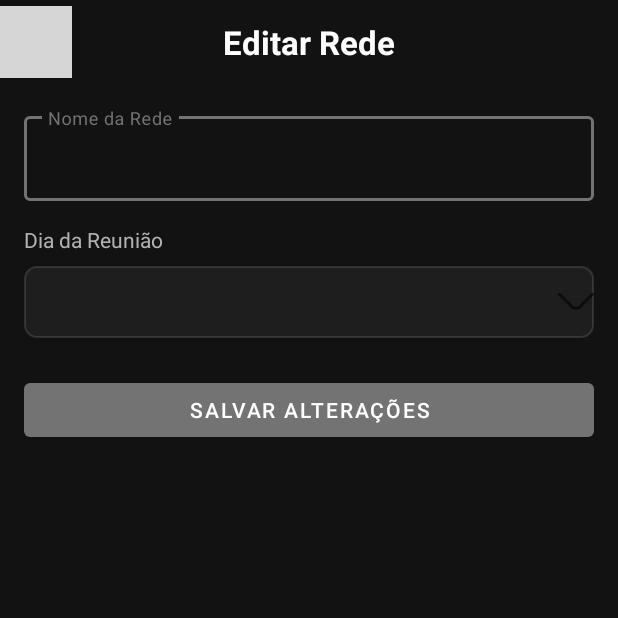
After one commit to artgomest/IBF_APP, an Android app: the EditarRedeActivity screen opened directly, with no data from a screen before it, on a phone screen of 412 x 824 dp, the top half of it. The commit adds this screen. Run offline under Robolectric (Android 15) with nearby library versions, the phone set to English and light mode, and no system bars; our stand-ins replace Firebase (no records; nobody signed in at launch, a user with empty details on screens opened directly); 1 statement that could not run was skipped; grey boxes are pictures that could not be loaded.

Commit message:
feat: editar informações de rede.

```diff
--- a/app/src/main/java/com/ibf/app/ui/configuracoes/ConfiguracoesRedeActivity.kt
+++ b/app/src/main/java/com/ibf/app/ui/configuracoes/ConfiguracoesRedeActivity.kt
@@ -45,7 +45,9 @@ class ConfiguracoesRedeActivity : AppCompatActivity() {
         }
 
         findViewById<MaterialCardView>(R.id.card_rede_config).setOnClickListener {
-            Toast.makeText(this, getString(R.string.configuracoes_rede_em_breve), Toast.LENGTH_SHORT).show()
+            val intent = Intent(this, EditarRedeActivity::class.java)
+            intent.putExtra("REDE_SELECIONADA", redeSelecionada)
+            startActivity(intent)
         }
     }
 
--- a/app/src/main/java/com/ibf/app/ui/dashboard/LiderDashboardActivity.kt
+++ b/app/src/main/java/com/ibf/app/ui/dashboard/LiderDashboardActivity.kt
@@ -149,12 +149,6 @@ class LiderDashboardActivity : AppCompatActivity(), SelecionarPerfilSheet.Perfil
             when (item.itemId) {
                 R.id.navigation_home -> true
 
-                R.id.navigation_reports -> {
-                    val bottomSheet = SelecionarRelatorioSheet()
-                    bottomSheet.show(supportFragmentManager, "SelecionarRelatorioSheet")
-                    true
-                }
-
                 R.id.navigation_profile -> {
                     abrirSeletorDePerfil()
                     true
--- a/app/src/main/java/com/ibf/app/ui/dashboard/PastorDashboardActivity.kt
+++ b/app/src/main/java/com/ibf/app/ui/dashboard/PastorDashboardActivity.kt
@@ -116,10 +116,7 @@ class PastorDashboardActivity : AppCompatActivity(), SelecionarPerfilSheet.Perfi
                     Toast.makeText(this, getString(R.string.clicou_em_inicio), Toast.LENGTH_SHORT).show()
                     true
                 }
-                R.id.navigation_reports -> {
-                    Toast.makeText(this, getString(R.string.clicou_em_relatorios), Toast.LENGTH_SHORT).show()
-                    true
-                }
+
                 R.id.navigation_profile -> {
                     abrirSeletorDePerfil()
                     true
--- a/app/src/main/java/com/ibf/app/ui/dashboard/SecretarioDashboardActivity.kt
+++ b/app/src/main/java/com/ibf/app/ui/dashboard/SecretarioDashboardActivity.kt
@@ -138,11 +138,6 @@ class SecretarioDashboardActivity : AppCompatActivity(), RelatorioAdapter.OnItem
         bottomNav.setOnItemSelectedListener { item ->
             when (item.itemId) {
                 R.id.navigation_home -> true
-                R.id.navigation_reports -> {
-                    val bottomSheet = SelecionarRelatorioSheet()
-                    bottomSheet.show(supportFragmentManager, "SelecionarRelatorioSheet")
-                    true
-                }
                 R.id.navigation_profile -> {
                     abrirSeletorDePerfil()
                     true
--- /dev/null
+++ b/app/src/main/res/layout/activity_editar_rede.xml
@@ -0,0 +1,77 @@
+<?xml version="1.0" encoding="utf-8"?>
+<LinearLayout xmlns:android="http://schemas.android.com/apk/res/android"
+    xmlns:app="http://schemas.android.com/apk/res-auto"
+    xmlns:tools="http://schemas.android.com/tools"
+    android:layout_width="match_parent"
+    android:layout_height="match_parent"
+    android:orientation="vertical"
+    android:background="@color/dark_background"
+    tools:context=".ui.configuracoes.EditarRedeActivity">
+
+    <RelativeLayout
+        android:layout_width="match_parent"
+        android:layout_height="?attr/actionBarSize">
+        <ImageView
+            android:id="@+id/button_back"
+            android:layout_width="48dp"
+            android:layout_height="48dp"
+            android:src="@drawable/ic_arrow_back"
+            android:layout_centerVertical="true"
+            android:padding="8dp"
+            android:contentDescription="@string/voltar"
+            app:tint="@color/dark_text_primary" />
+
+        <TextView
+            android:layout_width="wrap_content"
+            android:layout_height="wrap_content"
+            android:layout_centerInParent="true"
+            android:text="@string/editar_rede_titulo"
+            android:textColor="@color/dark_text_primary"
+            android:textSize="22sp"
+            android:textStyle="bold" />
+    </RelativeLayout>
+
+    <LinearLayout
+        android:layout_width="match_parent"
+        android:layout_height="wrap_content"
+        android:orientation="vertical"
+        android:padding="16dp">
+
+        <com.google.android.material.textfield.TextInputLayout
+            style="@style/Widget.MaterialComponents.TextInputLayout.OutlinedBox"
+            android:layout_width="match_parent"
+            android:layout_height="wrap_content"
+            android:hint="@string/editar_rede_nome_hint"
+            android:layout_marginBottom="16dp">
+            <com.google.android.material.textfield.TextInputEditText
+                android:id="@+id/edit_text_nome_rede"
+                android:layout_width="match_parent"
+                android:layout_height="wrap_content"
+                android:inputType="textCapWords"
+                android:textColor="@color/dark_text_primary"/>
+        </com.google.android.material.textfield.TextInputLayout>
+
+        <TextView
+            android:layout_width="wrap_content"
+            android:layout_height="wrap_content"
+            android:text="@string/editar_rede_dia_label"
+            android:textColor="@color/dark_text_secondary"
+            android:layout_marginBottom="8dp"/>
+
+        <Spinner
+            android:id="@+id/spinner_dia_semana"
+            android:layout_width="match_parent"
+            android:layout_height="wrap_content"
+            android:background="@drawable/spinner_background"
+            android:minHeight="48dp"
+            android:spinnerMode="dropdown"
+            android:layout_marginBottom="24dp"/>
+
+        <Button
+            android:id="@+id/button_salvar_rede"
+            android:layout_width="match_parent"
+            android:layout_height="wrap_content"
+            android:text="@string/salvar_alteracoes"/>
+
+    </LinearLayout>
+</LinearLayout>
--- a/app/src/main/res/menu/bottom_nav_menu.xml
+++ b/app/src/main/res/menu/bottom_nav_menu.xml
@@ -5,10 +5,6 @@
         android:icon="@drawable/ic_home"
         android:title="@string/home" />
     <item
-        android:id="@+id/navigation_reports"
-        android:icon="@drawable/ic_reports"
-        android:title="@string/reports" />
-    <item
         android:id="@+id/navigation_profile"
         android:icon="@drawable/ic_profile"
         android:title="@string/profile" />
--- a/app/src/main/res/values/strings.xml
+++ b/app/src/main/res/values/strings.xml
@@ -208,4 +208,22 @@
     <string name="editar_informacoes">Editar Informações</string>
     <string name="salvar_alteracoes">Salvar Alterações</string>
 
+    <string name="editar_rede_titulo">Editar Rede</string>
+    <string name="editar_rede_nome_hint">Nome da Rede</string>
+    <string name="editar_rede_dia_label">Dia da Reunião</string>
+    <string name="rede_atualizada_sucesso">Rede atualizada com sucesso!</string>
+    <string name="falha_atualizar_rede">Falha ao atualizar a rede.</string>
+    <string name="falha_carregar_dados_rede">Falha ao carregar os dados da rede.</string>
+
+    <string name="perfil_titulo">Meu Perfil</string>
+    <string name="perfil_nome">Nome</string>
+    <string name="perfil_email">E-mail</string>
+    <string name="perfil_editar">EDITAR</string>
+    <string name="perfil_salvar">SALVAR</string>
+    <string name="perfil_estatisticas">Minhas Estatísticas</string>
+    <string name="perfil_notificacoes">Notificações</string>
+    <string name="perfil_ajuda">Ajuda e Suporte</string>
+    <string name="perfil_info_atualizadas">Informações atualizadas com sucesso!</string>
+    <string name="perfil_falha_atualizar">Falha ao atualizar informações.</string>
+
 </resources>
```
Also changed, not shown: app/src/main/AndroidManifest.xml (+8 -7 lines), app/src/main/java/com/ibf/app/ui/configuracoes/EditarRedeActivity.kt (added, +114 -0 lines).
